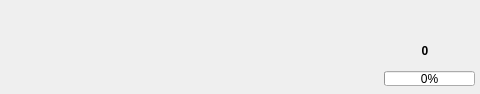
Before: the Qt Designer form src/ui/DownloadItem.ui in gyuha/wolf-catcher, drawn with Qt 5; both pictures show x 245 to 725 and y 0 to 94 of the 725 by 94 pixel window.
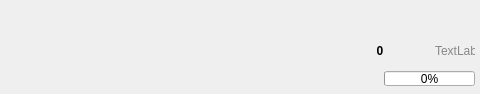
After: the same form once the commit is applied. Icons and pictures are not drawn.

What changed in the file:
```diff
--- a/src/ui/DownloadItem.ui
+++ b/src/ui/DownloadItem.ui
@@ -186,6 +186,24 @@
          </property>
         </widget>
        </item>
+       <item>
+        <widget class="QLabel" name="state_label">
+         <property name="maximumSize">
+          <size>
+           <width>40</width>
+           <height>16777215</height>
+          </size>
+         </property>
+         <property name="styleSheet">
+          <string notr="true">#state_label {
+color: #888;
+}</string>
+         </property>
+         <property name="text">
+          <string>TextLabel</string>
+         </property>
+        </widget>
+       </item>
       </layout>
      </item>
      <item>
```
Left out of the diff: 22 changed lines with no effect on the pictures.
